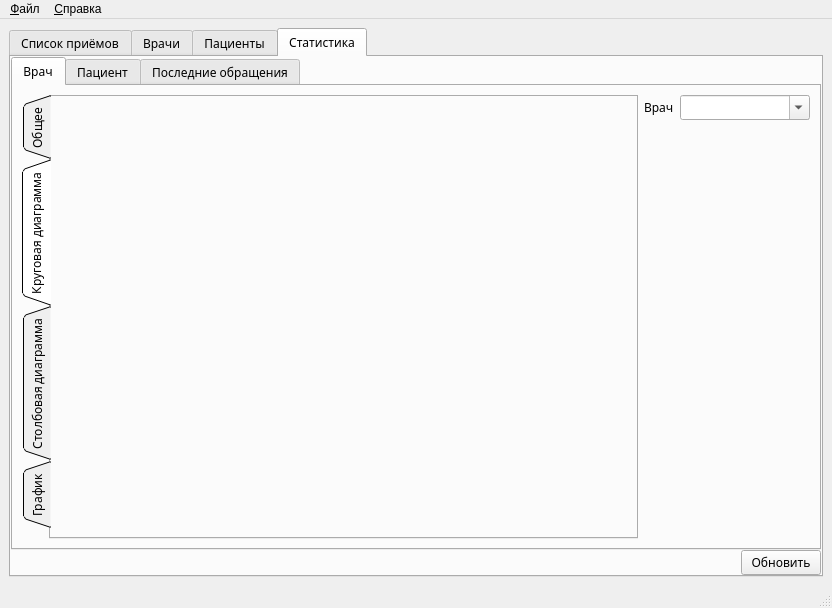
Old version of the form src/mainwindow.ui in the repository MM-Collaboration/Hospital-Finance-Tracing.
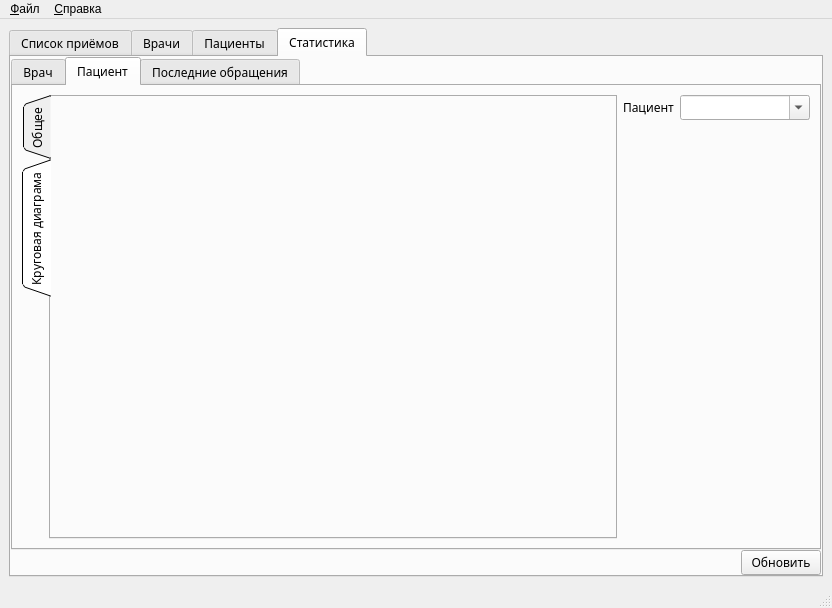
New version of the form. The open tabs and pages were chosen to show the change.

Commit message: Add donat diagram for patients statistic

Diff of the .ui file:
```diff
--- a/src/mainwindow.ui
+++ b/src/mainwindow.ui
@@ -655,7 +655,7 @@
  }</string>
           </property>
           <property name="currentIndex">
-           <number>0</number>
+           <number>1</number>
           </property>
           <property name="movable">
            <bool>true</bool>
@@ -790,7 +790,7 @@
             </item>
            </layout>
           </widget>
-          <widget class="QWidget" name="tab_3">
+          <widget class="QWidget" name="tab_donatChart">
            <attribute name="title">
             <string>Пациент</string>
            </attribute>
@@ -867,7 +867,7 @@
               </widget>
               <widget class="QWidget" name="tab_charts_2">
                <attribute name="title">
-                <string>Tab 2</string>
+                <string>Круговая диаграма</string>
                </attribute>
                <layout class="QVBoxLayout" name="verticalLayout_8">
                 <item>
```
Left out of the diff: 8 changed lines with no effect on the pictures. The commit also changes 2 other files.
